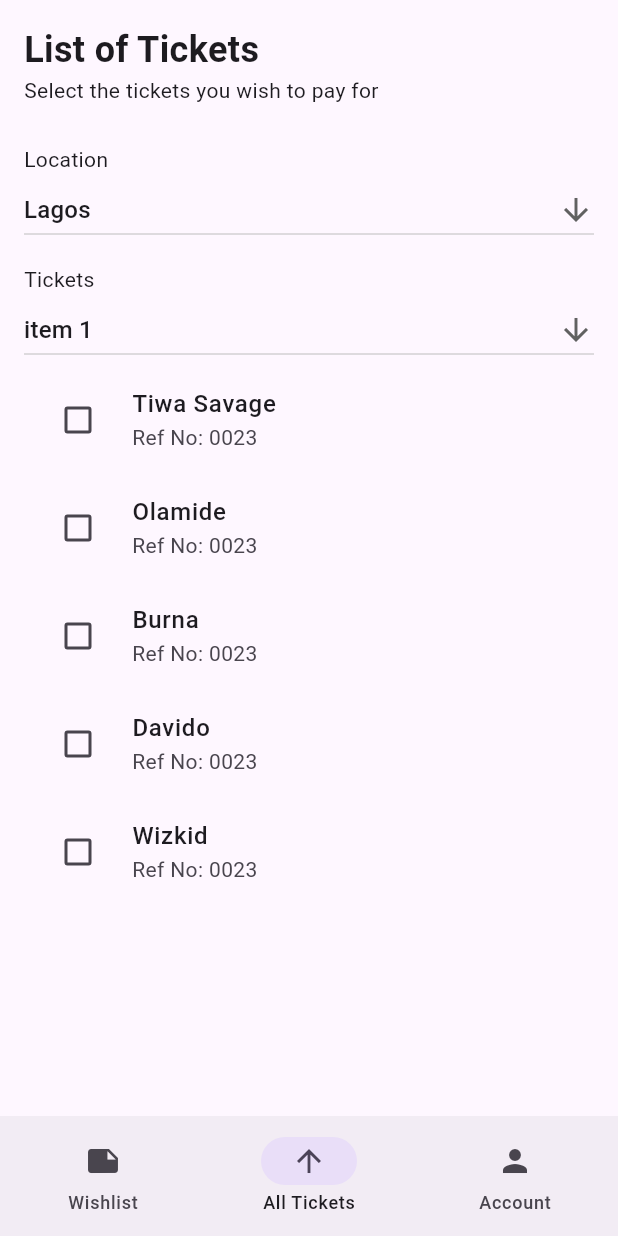
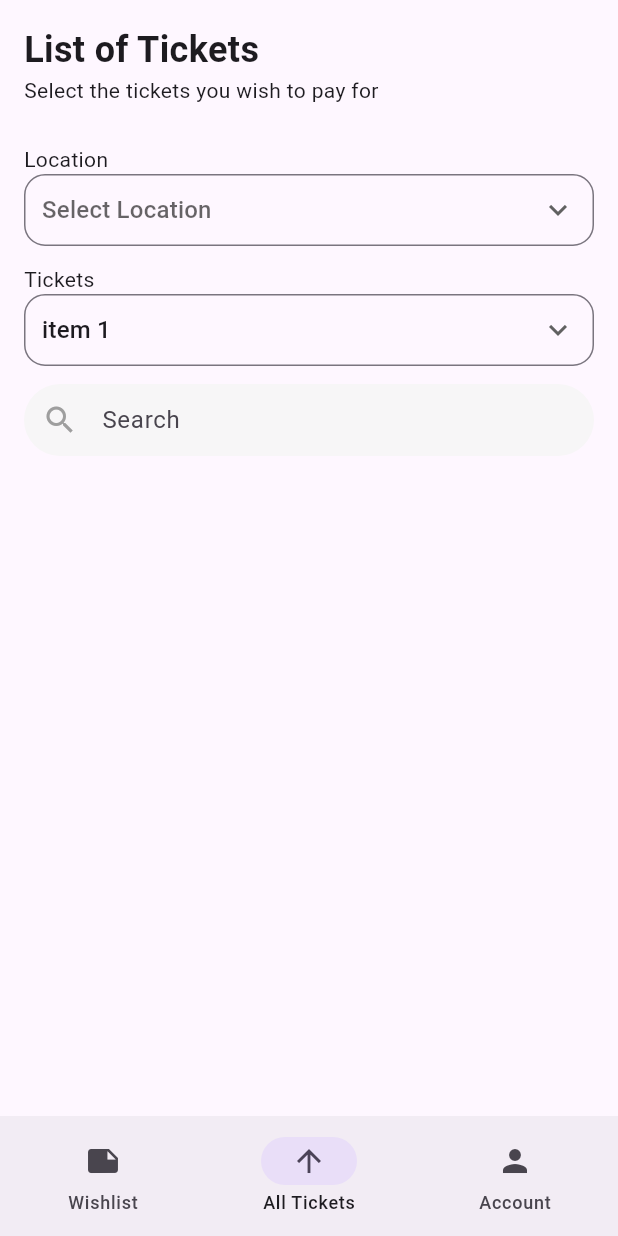
Before and after one commit to rexfilius/ticketing-app, a Flutter app: the screen it shows after launch, item 2 of the bottom bar chosen, on a phone screen of 412 x 824 dp. Run offline on Flutter 3.47's test engine with Material 3 defaults, Android fonts, the phone set to English and light mode, and no system bars; our stand-ins replace dio, equatable, flutter_riverpod, go_router.

Commit message:
refactor all tickets screen

```diff
--- a/lib/screens/all_tickets/models/ticket_model.dart
+++ b/lib/screens/all_tickets/models/ticket_model.dart
@@ -1,5 +1,3 @@
-import 'package:equatable/equatable.dart';
-
 class TicketModel {
   final String artist;
   final int ticketPrice;
@@ -63,7 +61,7 @@
     location: "Abuja",
     locationHex: "#8E24AA",
     eventDate: "2025-08-10T18:00:00Z",
-    ticketRef: "0023",
+    ticketRef: "TI-ABJ-005",
     qtyAvailable: 10,
     purchased: false,
   ),
@@ -74,7 +72,7 @@
     location: "Abuja",
     locationHex: "#8E24AA",
     eventDate: "2025-08-10T18:00:00Z",
-    ticketRef: "0023",
+    ticketRef: "OL-ABJ-008",
     qtyAvailable: 10,
     purchased: false,
   ),
@@ -85,7 +83,7 @@
     location: "Abuja",
     locationHex: "#8E24AA",
     eventDate: "2025-08-10T18:00:00Z",
-    ticketRef: "0023",
+    ticketRef: "BB-ABJ-004",
     qtyAvailable: 10,
     purchased: false,
   ),
@@ -96,7 +94,7 @@
     location: "Abuja",
     locationHex: "#8E24AA",
     eventDate: "2025-08-10T18:00:00Z",
-    ticketRef: "0023",
+    ticketRef: "DV-ABJ-007",
     qtyAvailable: 10,
     purchased: false,
   ),
@@ -107,23 +105,162 @@
     location: "Abuja",
     locationHex: "#8E24AA",
     eventDate: "2025-08-10T18:00:00Z",
-    ticketRef: "0023",
+    ticketRef: "WZ-ABJ-004",
     qtyAvailable: 10,
     purchased: false,
   ),
+  TicketModel(
+    artist: "Tiwa Savage",
+    ticketPrice: 18000,
+    duration: "6:00 PM - 7:30 PM",
+    location: "Abuja",
+    locationHex: "#8E24AA",
+    eventDate: "2025-08-10T18:00:00Z",
+    ticketRef: "TS-ABJ-002",
+    qtyAvailable: 50,
+    purchased: false,
+  ),
+  TicketModel(
+    artist: "Burna Boy",
+    ticketPrice: 25000,
+    duration: "5:00 PM - 9:00 PM",
+    location: "Lagos",
+    locationHex: "#E53935",
+    eventDate: "2025-08-05T19:00:00Z",
+    ticketRef: "BB-LAG-001",
+    qtyAvailable: 100,
+    purchased: false,
+  ),
+  TicketModel(
+    artist: "Olamide",
+    ticketPrice: 25000,
+    duration: "5:00 PM - 9:00 PM",
+    location: "Lagos",
+    locationHex: "#E53935",
+    eventDate: "2025-08-05T19:00:00Z",
+    ticketRef: "OL-LAG-041",
+    qtyAvailable: 100,
+    purchased: false,
+  ),
+  TicketModel(
+    artist: "Asake",
+    ticketPrice: 14000,
+    duration: "6:00 PM - 9:00 PM",
+    location: "Lagos",
+    locationHex: "#E53935",
+    eventDate: "2025-08-05T19:00:00Z",
+    ticketRef: "AS-LAG-099",
+    qtyAvailable: 100,
+    purchased: false,
+  ),
+  TicketModel(
+    artist: "Patoranking",
+    ticketPrice: 14000,
+    duration: "9:00 PM - 10:00 PM",
+    location: "Lagos",
+    locationHex: "#E53935",
+    eventDate: "2025-08-05T19:00:00Z",
+    ticketRef: "AS-LAG-089",
+    qtyAvailable: 100,
+    purchased: false,
+  ),
+  TicketModel(
+    artist: "Davido",
+    ticketPrice: 20000,
+    duration: "8:00 PM - 10:30 PM",
+    location: "Port Harcourt",
+    locationHex: "#3949AB",
+    eventDate: "2025-08-15T20:00:00Z",
+    ticketRef: "DV-PH-003",
+    qtyAvailable: 80,
+    purchased: false,
+  ),
+  TicketModel(
+    artist: "Burna Boy",
+    ticketPrice: 18000,
+    duration: "6:00 PM - 7:30 PM",
+    location: "Port Harcourt",
+    locationHex: "#8E24AA",
+    eventDate: "2025-08-10T18:00:00Z",
+    ticketRef: "BB-PH-062",
+    qtyAvailable: 50,
+    purchased: false,
+  ),
+  TicketModel(
+    artist: "Patoranking",
+    ticketPrice: 15000,
+    duration: "5:00 PM - 6:00 PM",
+    location: "Port Harcourt",
+    locationHex: "#8E24AA",
+    eventDate: "2025-08-10T18:00:00Z",
+    ticketRef: "PT-PH-022",
+    qtyAvailable: 50,
+    purchased: false,
+  ),
+  TicketModel(
+    artist: "Asake",
+    ticketPrice: 22000,
+    duration: "4:00 PM - 6:00 PM",
+    location: "Ibadan",
+    locationHex: "#00897B",
+    eventDate: "2025-08-20T16:00:00Z",
+    ticketRef: "AS-IB-004",
+    qtyAvailable: 60,
+    purchased: false,
+  ),
+  TicketModel(
+    artist: "Wizkid",
+    ticketPrice: 22000,
+    duration: "6:00 PM - 8:00 PM",
+    location: "Ibadan",
+    locationHex: "#00897B",
+    eventDate: "2025-08-20T16:00:00Z",
+    ticketRef: "WZ-IB-005",
+    qtyAvailable: 60,
+    purchased: false,
+  ),
+  TicketModel(
+    artist: "Ayra Starr",
+    ticketPrice: 20000,
+    duration: "7:00 PM - 8:30 PM",
+    location: "Enugu",
+    locationHex: "#43A047",
+    eventDate: "2025-08-25T19:00:00Z",
+    ticketRef: "AY-EN-005",
+    qtyAvailable: 70,
+    purchased: false,
+  ),
+  TicketModel(
+    artist: "Rema",
+    ticketPrice: 25000,
+    duration: "8:30 PM - 9:30 PM",
+    location: "Enugu",
+    locationHex: "#43A047",
+    eventDate: "2025-08-25T19:00:00Z",
+    ticketRef: "RM-EN-007",
+    qtyAvailable: 70,
+    purchased: false,
+  ),
+  TicketModel(
+    artist: "Olamide",
+    ticketPrice: 24000,
+    duration: "6:30 PM - 9:00 PM",
+    location: "Kano",
+    locationHex: "#FB8C00",
+    eventDate: "2025-08-30T18:30:00Z",
+    ticketRef: "OL-KN-006",
+    qtyAvailable: 90,
+    purchased: false,
+  ),
+  TicketModel(
+    artist: "Asake",
+    ticketPrice: 20000,
+    duration: "6:30 PM - 9:00 PM",
+    location: "Kano",
+    locationHex: "#FB8C00",
+    eventDate: "2025-08-30T18:30:00Z",
+    ticketRef: "AS-KN-007",
+    qtyAvailable: 90,
+    purchased: false,
+  ),
 ];
-
-
-/*
-{
-"artist": "Tiwa Savage",
-"ticket_price": 18000,
-"duration": "6:00 PM - 7:30 PM",
-"location": "Abuja",
-"location_hex": "#8E24AA",
-"event_date": "2025-08-10T18:00:00Z",
-"ticket_ref": "TS-ABJ-002",
-"quantity_available": 50,
-"purchased": false
-},
-*/
--- a/lib/screens/all_tickets/ui/all_tickets_screen.dart
+++ b/lib/screens/all_tickets/ui/all_tickets_screen.dart
@@ -1,6 +1,5 @@
 import 'package:flutter/material.dart';
 import 'package:flutter_riverpod/flutter_riverpod.dart';
-import 'package:ticketing_app/data/fetch_tickets_api.dart';
 import 'package:ticketing_app/screens/all_tickets/ui_widgets/location_dropdown.dart';
 import 'package:ticketing_app/screens/all_tickets/ui_widgets/tickets_dropdown.dart';
 import 'package:ticketing_app/screens/all_tickets/ui_widgets/tickets_list_view.dart';
--- a/lib/screens/all_tickets/ui_widgets/location_dropdown.dart
+++ b/lib/screens/all_tickets/ui_widgets/location_dropdown.dart
@@ -1,7 +1,7 @@
 import 'package:flutter/material.dart';
 import 'package:flutter_riverpod/flutter_riverpod.dart';
 
-List<String> _locations = ['Lagos', 'Abuja', 'Port Harcourt', 'Benin'];
+List<String> _locations = ['Lagos', 'Abuja', 'Port Harcourt', 'Enugu', 'Kano'];
 
 class LocationDropdown extends ConsumerStatefulWidget {
   const LocationDropdown({super.key});
@@ -12,21 +12,39 @@
 }
 
 class _LocationDropdownState extends ConsumerState<LocationDropdown> {
-  String selectedLocation = _locations.first;
+  String? selectedLocation;
   @override
   Widget build(BuildContext context) {
-    return DropdownButton<String>(
+    return DropdownButtonFormField<String>(
+      hint: const Text('Select Location'),
       value: selectedLocation,
       isExpanded: true,
-      icon: Icon(Icons.arrow_downward),
+      icon: Icon(Icons.expand_more),
       onChanged: (String? item) {
         setState(() {
-          selectedLocation = item!;
+          selectedLocation = item;
         });
+        if (item != null) {
+          ref.read(selectedLocationProvider.notifier).state = item;
+        }
       },
       items: _locations.map<DropdownMenuItem<String>>((String value) {
         return DropdownMenuItem(value: value, child: Text(value));
       }).toList(),
+      decoration: InputDecoration(
+        contentPadding: EdgeInsets.all(8),
+        focusColor: Colors.black,
+        border: dropdownInputBorder,
+      ),
     );
   }
 }
+
+final selectedLocationProvider = StateProvider<String>((ref) {
+  return '';
+});
+
+final OutlineInputBorder dropdownInputBorder = OutlineInputBorder(
+  borderRadius: BorderRadius.circular(14),
+  borderSide: const BorderSide(color: Color(0xffFFFFFF)),
+);
--- a/lib/screens/all_tickets/ui_widgets/tickets_dropdown.dart
+++ b/lib/screens/all_tickets/ui_widgets/tickets_dropdown.dart
@@ -1,5 +1,6 @@
 import 'package:flutter/material.dart';
 import 'package:flutter_riverpod/flutter_riverpod.dart';
+import 'package:ticketing_app/screens/all_tickets/ui_widgets/location_dropdown.dart';
 
 List<String> _ticketsItems = ['item 1', 'item 2', 'item 3', 'item 4'];
 
@@ -15,10 +16,10 @@
   String selectedItem = _ticketsItems.first;
   @override
   Widget build(BuildContext context) {
-    return DropdownButton<String>(
+    return DropdownButtonFormField<String>(
       isExpanded: true,
       value: selectedItem,
-      icon: Icon(Icons.arrow_downward),
+      icon: Icon(Icons.expand_more),
       onChanged: (String? item) {
         setState(() {
           selectedItem = item!;
@@ -27,6 +28,11 @@
       items: _ticketsItems.map<DropdownMenuItem<String>>((String value) {
         return DropdownMenuItem(value: value, child: Text(value));
       }).toList(),
+      decoration: InputDecoration(
+        contentPadding: EdgeInsets.all(8),
+        focusColor: Colors.black,
+        border: dropdownInputBorder,
+      ),
     );
   }
 }
--- a/lib/screens/all_tickets/ui_widgets/tickets_list_view.dart
+++ b/lib/screens/all_tickets/ui_widgets/tickets_list_view.dart
@@ -4,6 +4,8 @@
 import 'package:ticketing_app/routes/routes.dart';
 import 'package:ticketing_app/screens/all_tickets/models/ticket_model.dart';
 import 'package:ticketing_app/screens/all_tickets/notifier/all_tickets_notifier.dart';
+import 'package:intl/intl.dart';
+import 'package:ticketing_app/screens/all_tickets/ui_widgets/location_dropdown.dart';
 
 class TicketsListView extends ConsumerStatefulWidget {
   const TicketsListView({super.key});
@@ -14,31 +16,121 @@
 }
 
 class _TicketsListViewState extends ConsumerState<TicketsListView> {
+  final TextEditingController _searchController = TextEditingController();
+
+  void _onCheckboxChanged(TicketModel item, bool? checked) {
+    setState(() => item.isChecked = checked!);
+    if (item.isChecked) {
+      ref.read(inMemoryTicketProvider.notifier).state = item;
+      context.push(RouteNest.addWishlist);
+    }
+  }
+
+  @override
+  void dispose() {
+    _searchController.dispose();
+    super.dispose();
+  }
+
   @override
   Widget build(BuildContext context) {
-    return ListView.builder(
-      itemCount: tickets.length,
-      itemBuilder: (context, index) {
-        final item = tickets[index];
-        return CheckboxListTile(
-          controlAffinity: ListTileControlAffinity.leading,
-          value: item.isChecked,
-          title: Text(
-            item.artist,
-            style: TextStyle(fontWeight: FontWeight.w500),
+    final query = _searchController.text.trim().toLowerCase();
+    final selectedLocation = ref.watch(selectedLocationProvider);
+    final visibleTickets = tickets.where((t) {
+      final matchesQuery =
+          query.isEmpty ||
+          t.artist.toLowerCase().contains(query) ||
+          t.ticketRef.toLowerCase().contains(query);
+      final matchesLocation = t.location == selectedLocation;
+      return matchesQuery && matchesLocation;
+    }).toList();
+
+    return Column(
+      children: [
+        Padding(
+          padding: const EdgeInsets.only(top: 12),
+          child: TextField(
+            controller: _searchController,
+            onChanged: (_) => setState(() {}),
+            decoration: InputDecoration(
+              hintText: 'Search',
+              prefixIcon: const Icon(Icons.search, color: Colors.grey),
+              filled: true,
+              fillColor: const Color(0xFFF7F6F7),
+              border: OutlineInputBorder(
+                borderRadius: BorderRadius.circular(40),
+                borderSide: BorderSide.none,
+              ),
+              contentPadding: const EdgeInsets.symmetric(vertical: 0),
+            ),
           ),
-          subtitle: Text("Ref No: ${item.ticketRef}"),
-          onChanged: (checked) {
-            setState(() {
-              item.isChecked = checked!;
-            });
-            if (item.isChecked) {
-              ref.read(inMemoryTicketProvider.notifier).state = item;
-              context.push(RouteNest.addWishlist);
-            }
-          },
-        );
-      },
+        ),
+        Expanded(
+          child: ListView.builder(
+            itemCount: visibleTickets.length,
+            itemBuilder: (context, index) {
+              final item = visibleTickets[index];
+              return InkWell(
+                onTap: () => _onCheckboxChanged(item, !item.isChecked),
+                child: Padding(
+                  padding: const EdgeInsets.symmetric(vertical: 12),
+                  child: Row(
+                    crossAxisAlignment: CrossAxisAlignment.start,
+                    children: [
+                      Checkbox(
+                        shape: RoundedRectangleBorder(
+                          borderRadius: BorderRadius.circular(4),
+                        ),
+                        value: item.isChecked,
+                        onChanged: (checked) =>
+                            _onCheckboxChanged(item, checked),
+                        activeColor: const Color(0xFF00994D),
+                      ),
+                      const SizedBox(width: 12),
+                      Expanded(
+                        child: Column(
+                          crossAxisAlignment: CrossAxisAlignment.start,
+                          children: [
+                            Text(
+                              item.artist,
+                              style: const TextStyle(
+                                fontSize: 18,
+                                fontWeight: FontWeight.w600,
+                              ),
+                            ),
+                            const SizedBox(height: 4),
+                            Text(
+                              'Ref No: ${item.ticketRef}',
+                              style: TextStyle(color: Colors.grey),
+                            ),
+                          ],
+                        ),
+                      ),
+                      Column(
+                        crossAxisAlignment: CrossAxisAlignment.end,
+                        children: [
+                          Text(
+                            '₦${NumberFormat('#,##0', 'en_NG').format(item.ticketPrice)}',
+                            style: const TextStyle(
+                              fontSize: 16,
+                              fontWeight: FontWeight.w600,
+                            ),
+                          ),
+                          const SizedBox(height: 4),
+                          Text(
+                            'Location: ${item.location}',
+                            style: TextStyle(color: Colors.grey, fontSize: 12),
+                          ),
+                        ],
+                      ),
+                    ],
+                  ),
+                ),
+              );
+            },
+          ),
+        ),
+      ],
     );
   }
 }
```
